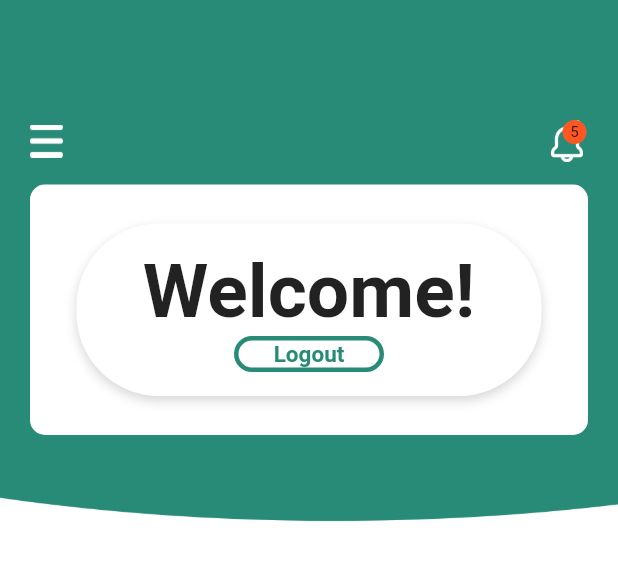
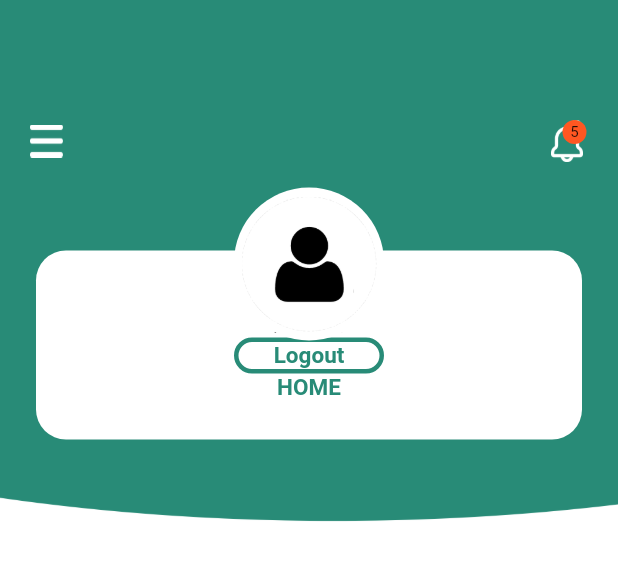
Before and after one commit to maruthu-anabond/leave_management, a Flutter app: the Home widget shown alone on an empty page, opened directly, on a phone screen of 412 x 824 dp. Shown: the top 561 px of the screen. Run offline on Flutter 3.47's test engine with Material 2 defaults, Android fonts, the phone set to English and light mode, and no system bars; our stand-ins replace flutter_cache_manager, flutter_spinkit, flutter_svg, image_cropper, image_picker, shared_preferences; missing offline and left inert: adobe_xd, image_cropper_for_web, image_picker_for_web, shared_preferences_web; accounts and stored records are empty.

Commit message:
#3787 Leave application-Mobile app Login screen

```diff
--- a/lib/config/images.dart
+++ b/lib/config/images.dart
@@ -8,4 +8,5 @@ class UIImageData {
   static const String notification = '$imageDir/notification.png';
   static const String back = '$imageDir/back.png';
   static const String home = '$imageDir/home.png';
+  static const String profile = '$imageDir/profile.png';
 }
--- a/lib/myWidget/cardwidget.dart
+++ b/lib/myWidget/cardwidget.dart
@@ -4,7 +4,7 @@ Widget cardWidget(Widget child) {
   return Card(
     elevation: 0.0,
     shape: RoundedRectangleBorder(
-      borderRadius: BorderRadius.circular(10.0),
+      borderRadius: BorderRadius.circular(20.0),
     ),
     child: Column(
       // mainAxisAlignment: MainAxisAlignment.spaceBetween,
--- a/lib/views/pages/home.dart
+++ b/lib/views/pages/home.dart
@@ -14,6 +14,7 @@ import 'package:flutter_svg/flutter_svg.dart';
 import 'package:leave_management/myWidget/appbackground.dart';
 import 'package:leave_management/myWidget/badges.dart';
 import 'package:leave_management/views/pages/login.dart';
+import 'package:leave_management/views/pages/HomeScreen13.dart';
 import 'package:leave_management/views/templates/headernav.dart';
 
 import '../../config/style.dart';
@@ -53,32 +54,20 @@ class Home extends StatefulWidget {
 
         ),
         SizedBox(height: 5.0,),
-        Expanded(
-        flex: 1,
-        child: DefaultTabController(
-          length: 2,
-          child: Column(
+        Stack(
           children: <Widget>[
             Container(
-              padding: EdgeInsets.all(16.0),
-              decoration: BoxDecoration(
-                borderRadius: BorderRadius.circular(10.0),
-                color: appStyle['primaryWhiteColor'] as Color,
-              ),
-              margin: EdgeInsets.symmetric(horizontal: 20.0),
-              child: SingleChildScrollView(
-                physics: ScrollPhysics(),
-                child: Column(
-                  children: <Widget>[
+              padding: EdgeInsets.symmetric(horizontal: 20.0),
+              margin: EdgeInsets.only(bottom: 20.0, top: 40.0),
+              child: cardWidget(
                 Container(
-                child: cardWidgetlogin(
-                    Form(
-                    child: Column(
+                  margin: EdgeInsets.only(top: 30.0, bottom: 10.0),
+                  child: Column(
                       children: <Widget>[
-                        Text("Welcome!",
+                        Text("Maruthu U",
                           style: TextStyle(
                             fontWeight: FontWeight.bold,
-                            fontSize: 50,
+                            fontSize: 10,
                           ),
                         ),
                         InkWell(
@@ -108,15 +97,66 @@ class Home extends StatefulWidget {
                             ),
                           ),
                         ),
-                      ],
+                        InkWell(
+                          onTap: () async {
+                            logout();
+                            Navigator.push(
+                              context,
+                              MaterialPageRoute(builder: (context) => HomeScreen13()),
+                            );
+                          },
+                          child: Text(
+                            'HOME',
+                            style: loginButton,
+                          ),
+                        ),
+                        ],
+                ),),),),
+            Positioned(
+              top: -2.0,
+              left: 0.0,
+              right: 0.0,
+              child: Center(
+                child: Container(
+                  width: 110.0,
+                  height: 110.0,
+                  alignment: Alignment.center,
+                  child: Card(
+                    elevation: 0.0,
+                    shape: RoundedRectangleBorder(
+                      borderRadius: BorderRadius.circular(50.0),
                     ),
-                ),
+                    child: Container(
+                      padding: EdgeInsets.all(5.0),
+                      child: Column(
+                        crossAxisAlignment:
+                        CrossAxisAlignment.center,
+                        mainAxisAlignment: MainAxisAlignment.center,
+                        children: <Widget>[
+                          Stack(
+                            children: <Widget>[
+                              ClipRRect(
+                                borderRadius:
+                                BorderRadius.circular(50.0),
+                                child: Image(
+                                  image: AssetImage('assets/images/profile.png'),
+                                  fit: BoxFit.cover,
+                                  width: 90.0,
+                                  height: 90.0,
+                                ),
+                              ),
+                            ],
+                          ),
+                        ],
+                      ),
+                    ),
+                  ),
                 ),
               ),
-        ],),),
             ),
-              ],
-          ),),),
+      ],
+        ),
+
           ],
         ),
     ),
```
Also changed, not shown: assets/images/profile.png (added).
